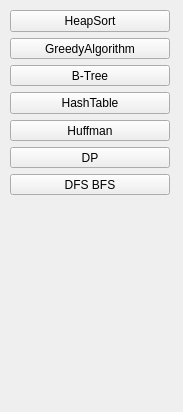
Before: the Qt Designer form mainwindow.ui in dionisiyKD/ADS-Final-Project, drawn with Qt 5.
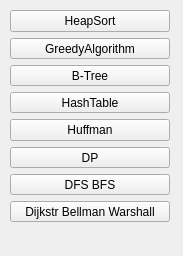
After: the same form once the commit is applied.

Patch:
```diff
--- a/mainwindow.ui
+++ b/mainwindow.ui
@@ -7,7 +7,7 @@
     <x>0</x>
     <y>0</y>
     <width>183</width>
-    <height>412</height>
+    <height>256</height>
    </rect>
   </property>
   <property name="windowTitle">
@@ -20,7 +20,7 @@
       <x>10</x>
       <y>10</y>
       <width>160</width>
-      <height>185</height>
+      <height>212</height>
      </rect>
     </property>
     <layout class="QVBoxLayout" name="verticalLayout">
@@ -73,6 +73,13 @@
        </property>
       </widget>
      </item>
+     <item>
+      <widget class="QPushButton" name="pushButton">
+       <property name="text">
+        <string>Dijkstr Bellman Warshall</string>
+       </property>
+      </widget>
+     </item>
     </layout>
    </widget>
   </widget>
```
